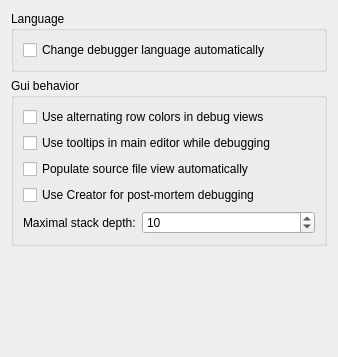
Before: the Qt Designer form src/plugins/debugger/commonoptionspage.ui in qt-creator/qt-creator, drawn with Qt 5.
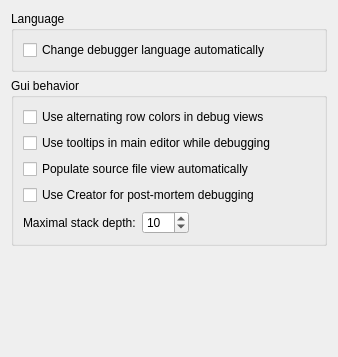
After: the same form once the commit is applied.

Commit message: Sanatize Spinbox length in debugger options

```diff
--- a/src/plugins/debugger/commonoptionspage.ui
+++ b/src/plugins/debugger/commonoptionspage.ui
@@ -35,17 +35,7 @@
      <property name="title">
       <string>Gui behavior</string>
      </property>
-     <layout class="QFormLayout" name="formLayout">
-      <item row="2" column="0" colspan="2">
-       <widget class="QCheckBox" name="checkBoxListSourceFiles">
-        <property name="toolTip">
-         <string>Checking this will populate the source file view automatically but might slow down debugger startup considerably.</string>
-        </property>
-        <property name="text">
-         <string>Populate source file view automatically</string>
-        </property>
-       </widget>
-      </item>
+     <layout class="QGridLayout" name="gridLayout_2">
       <item row="0" column="0" colspan="2">
        <widget class="QCheckBox" name="checkBoxUseAlternatingRowColors">
         <property name="text">
@@ -60,6 +50,16 @@
         </property>
        </widget>
       </item>
+      <item row="2" column="0" colspan="2">
+       <widget class="QCheckBox" name="checkBoxListSourceFiles">
+        <property name="toolTip">
+         <string>Checking this will populate the source file view automatically but might slow down debugger startup considerably.</string>
+        </property>
+        <property name="text">
+         <string>Populate source file view automatically</string>
+        </property>
+       </widget>
+      </item>
       <item row="3" column="0" colspan="2">
        <widget class="QCheckBox" name="checkBoxRegisterForPostMortem">
         <property name="toolTip">
@@ -72,15 +72,26 @@
       </item>
       <item row="4" column="0">
        <widget class="QLabel" name="labelMaximalStackDepth">
+        <property name="sizePolicy">
+         <sizepolicy hsizetype="Maximum" vsizetype="Preferred">
+          <horstretch>0</horstretch>
+          <verstretch>0</verstretch>
+         </sizepolicy>
+        </property>
         <property name="text">
          <string>Maximal stack depth:</string>
         </property>
        </widget>
       </item>
       <item row="4" column="1">
+       <layout class="QHBoxLayout" name="horizontalLayout">
+        <item>
        <widget class="QSpinBox" name="spinBoxMaximalStackDepth">
-        <property name="layoutDirection">
-         <enum>Qt::LeftToRight</enum>
+          <property name="sizePolicy">
+           <sizepolicy hsizetype="Maximum" vsizetype="Fixed">
+            <horstretch>0</horstretch>
+            <verstretch>0</verstretch>
+           </sizepolicy>
         </property>
         <property name="specialValueText">
          <string>&lt;unlimited&gt;</string>
@@ -95,6 +106,24 @@
          <number>10</number>
         </property>
        </widget>
+        </item>
+        <item>
+         <spacer name="horizontalSpacer">
+          <property name="orientation">
+           <enum>Qt::Horizontal</enum>
+          </property>
+          <property name="sizeType">
+           <enum>QSizePolicy::MinimumExpanding</enum>
+          </property>
+          <property name="sizeHint" stdset="0">
+           <size>
+            <width>40</width>
+            <height>20</height>
+           </size>
+          </property>
+         </spacer>
+        </item>
+       </layout>
       </item>
      </layout>
     </widget>
```
Lines whose indentation alone changed are shown as unchanged.
